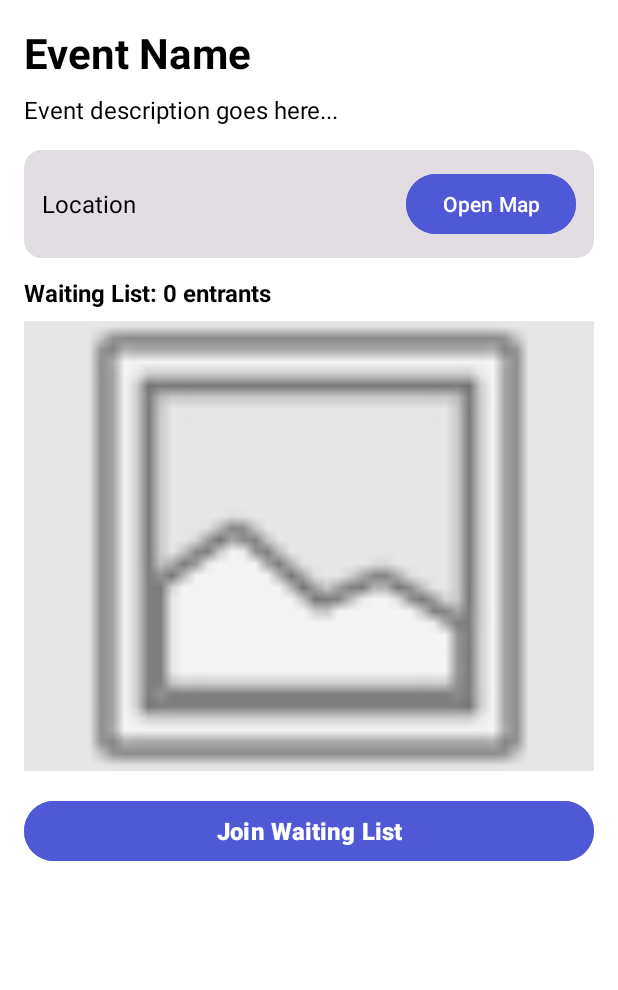
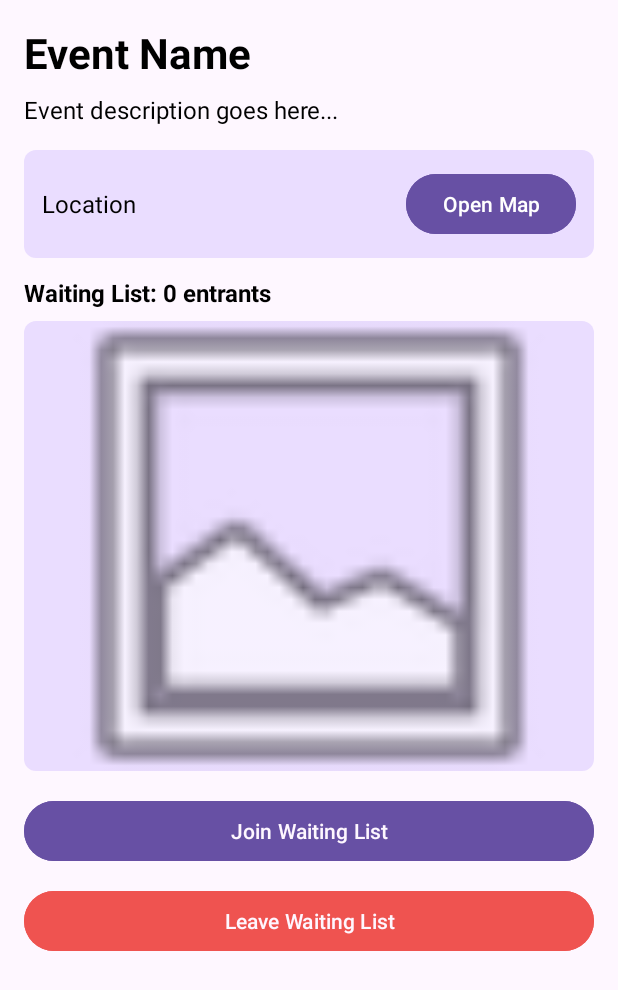
Before and after one commit to CMPUT301F25Syzygy/Syzygy-EventApp, an Android app: the layout fragment_event.xml on its own in the app's theme, with its tools: preview values and no code run, on a phone screen of 412 x 824 dp. Shown: the top 990 px of the screen. Run offline under Robolectric (Android 15) with nearby library versions, the phone set to English and light mode, and no system bars.

Commit message:
replaced hardcoded colours to handle dark mode

```diff
--- a/SyzygyEventApp/app/src/main/res/drawable/field_box_background.xml
+++ b/SyzygyEventApp/app/src/main/res/drawable/field_box_background.xml
@@ -1,5 +1,5 @@
 <shape xmlns:android="http://schemas.android.com/apk/res/android"
     android:shape="rectangle">
-    <solid android:color="#e2dce3" />
-    <corners android:radius="12dp" />
+    <solid android:color="?attr/colorPrimaryContainer" />
+    <corners android:radius="8dp" />
 </shape>
--- a/SyzygyEventApp/app/src/main/res/layout/fragment_event.xml
+++ b/SyzygyEventApp/app/src/main/res/layout/fragment_event.xml
@@ -3,7 +3,7 @@
     xmlns:app="http://schemas.android.com/apk/res-auto"
     android:layout_width="match_parent"
     android:layout_height="match_parent"
-    android:background="#FFFFFF"
+    android:background="?android:attr/colorBackground"
     android:padding="16dp">
 
     <LinearLayout
@@ -16,31 +16,31 @@
             android:id="@+id/event_name_text"
             android:layout_width="match_parent"
             android:layout_height="wrap_content"
+            android:layout_marginBottom="8dp"
             android:text="Event Name"
+            android:textColor="?android:attr/colorForeground"
             android:textSize="28sp"
-            android:textStyle="bold"
-            android:textColor="#000000"
-            android:layout_marginBottom="8dp" />
+            android:textStyle="bold" />
 
         <!-- Event Description -->
         <TextView
             android:id="@+id/event_description_text"
             android:layout_width="match_parent"
             android:layout_height="wrap_content"
+            android:layout_marginBottom="16dp"
             android:text="Event description goes here..."
-            android:textSize="16sp"
-            android:textColor="#000000"
-            android:layout_marginBottom="16dp" />
+            android:textColor="?android:attr/colorForeground"
+            android:textSize="16sp" />
 
         <!-- Location Section -->
         <LinearLayout
             android:layout_width="match_parent"
             android:layout_height="wrap_content"
+            android:layout_marginBottom="12dp"
+            android:background="@drawable/field_box_background"
+            android:gravity="center_vertical"
             android:orientation="horizontal"
-            android:gravity="center_vertical"
-            android:background="@drawable/field_box_background"
-            android:padding="12dp"
-            android:layout_marginBottom="12dp">
+            android:padding="12dp">
 
             <TextView
                 android:id="@+id/location_text"
@@ -48,16 +48,16 @@
                 android:layout_height="wrap_content"
                 android:layout_weight="1"
                 android:text="Location"
-                android:textColor="#000000"
+                android:textColor="?android:attr/colorForeground"
                 android:textSize="16sp" />
 
             <Button
                 android:id="@+id/open_map_button"
                 android:layout_width="wrap_content"
                 android:layout_height="wrap_content"
+                android:backgroundTint="?android:attr/textColorLink"
                 android:text="Open Map"
-                android:textSize="14sp"
-                android:backgroundTint="#5059D5" />
+                android:textSize="14sp" />
         </LinearLayout>
 
         <!-- Waiting List Count -->
@@ -65,18 +65,18 @@
             android:id="@+id/waiting_list_count_text"
             android:layout_width="match_parent"
             android:layout_height="wrap_content"
+            android:layout_marginBottom="8dp"
             android:text="Waiting List: 0 entrants"
+            android:textColor="?android:attr/colorForeground"
             android:textSize="16sp"
-            android:textStyle="bold"
-            android:textColor="#000000"
-            android:layout_marginBottom="8dp" />
+            android:textStyle="bold" />
 
         <ImageView
             android:id="@+id/poster_image"
             android:layout_width="match_parent"
             android:layout_height="300dp"
             android:layout_marginBottom="16dp"
-            android:background="#E6E6E6"
+            android:background="@drawable/field_box_background"
             android:scaleType="centerCrop"
             android:src="@android:drawable/ic_menu_gallery"
             android:visibility="visible" />
@@ -86,10 +86,10 @@
             android:id="@+id/max_attendees_text"
             android:layout_width="match_parent"
             android:layout_height="wrap_content"
+            android:layout_marginBottom="8dp"
             android:text="Maximum Attendees: 50"
+            android:textColor="?attr/colorSecondary"
             android:textSize="14sp"
-            android:textColor="#666666"
-            android:layout_marginBottom="8dp"
             android:visibility="gone" />
 
         <!-- Registration Period -->
@@ -97,10 +97,10 @@
             android:id="@+id/registration_period_text"
             android:layout_width="match_parent"
             android:layout_height="wrap_content"
+            android:layout_marginBottom="16dp"
             android:text="Registration Period"
+            android:textColor="?attr/colorSecondary"
             android:textSize="14sp"
-            android:textColor="#666666"
-            android:layout_marginBottom="16dp"
             android:visibility="gone" />
 
         <!-- Join Waiting List Button -->
@@ -108,25 +108,22 @@
             android:id="@+id/join_waiting_list_button"
             android:layout_width="match_parent"
             android:layout_height="wrap_content"
+            android:layout_marginBottom="12dp"
+            android:backgroundTint="?android:attr/textColorLink"
             android:text="Join Waiting List"
-            android:textSize="16sp"
-            android:textStyle="bold"
-            android:backgroundTint="#5059D5"
-            android:textColor="#FFFFFF"
-            android:layout_marginBottom="12dp" />
+            android:textColor="?android:attr/colorBackground"
+            android:visibility="visible" />
 
         <!-- Leave Waiting List Button -->
         <Button
             android:id="@+id/leave_waiting_list_button"
             android:layout_width="match_parent"
             android:layout_height="wrap_content"
+            android:layout_marginBottom="12dp"
+            android:backgroundTint="@color/red"
             android:text="Leave Waiting List"
-            android:textSize="16sp"
-            android:textStyle="bold"
-            android:backgroundTint="#D55050"
-            android:textColor="#FFFFFF"
-            android:visibility="gone"
-            android:layout_marginBottom="12dp" />
+            android:textColor="?android:attr/colorBackground"
+            android:visibility="visible" />
 
     </LinearLayout>
 </ScrollView>
--- a/SyzygyEventApp/app/src/main/res/layout/fragment_event_list.xml
+++ b/SyzygyEventApp/app/src/main/res/layout/fragment_event_list.xml
@@ -5,7 +5,7 @@
     android:layout_width="match_parent"
     android:layout_height="match_parent"
     android:padding="12dp"
-    android:background="#FFFFFF">
+    android:background="?android:attr/colorBackground">
 
     <!-- Search Bar -->
     <EditText
@@ -14,7 +14,7 @@
         android:layout_height="45dp"
         android:hint="Search events..."
         android:padding="12dp"
-        android:background="#E6E6E6"
+        android:background="@drawable/field_box_background"
         android:textSize="16sp"
         app:layout_constraintTop_toTopOf="parent"
         app:layout_constraintStart_toStartOf="parent"
@@ -39,7 +39,7 @@
         android:layout_height="wrap_content"
         android:text="No events found"
         android:textSize="18sp"
-        android:textColor="#666666"
+        android:textColor="?attr/colorSecondary"
         android:visibility="gone"
         app:layout_constraintTop_toBottomOf="@id/search_bar"
         app:layout_constraintBottom_toBottomOf="parent"
--- a/SyzygyEventApp/app/src/main/res/layout/fragment_profile.xml
+++ b/SyzygyEventApp/app/src/main/res/layout/fragment_profile.xml
@@ -73,7 +73,7 @@
             android:layout_width="wrap_content"
             android:layout_height="wrap_content"
             android:text="Unassigned"
-            android:textColor="#000000"
+            android:textColor="?android:attr/colorForeground"
             android:textSize="14sp"
             android:textStyle="bold"
             app:checkedIconVisible="false"
--- a/SyzygyEventApp/app/src/main/res/layout/view_event_summary.xml
+++ b/SyzygyEventApp/app/src/main/res/layout/view_event_summary.xml
@@ -3,8 +3,8 @@
     android:id="@+id/event_banner_card"
     android:layout_width="match_parent"
     android:layout_height="wrap_content"
-    android:layout_marginHorizontal="12dp"
-    android:layout_marginVertical="6dp"
+    android:layout_margin="8dp"
+    app:cardBackgroundColor="?attr/colorSurfaceContainerHigh"
     app:cardCornerRadius="12dp"
     app:cardElevation="2dp">
 
```
Also changed, not shown: SyzygyEventApp/app/src/main/res/layout/fragment_event_details.xml (+17 -19 lines), SyzygyEventApp/app/src/main/res/layout/fragment_event_invite.xml (+18 -21 lines), SyzygyEventApp/app/src/main/res/layout/fragment_find_events.xml (+7 -14 lines), SyzygyEventApp/app/src/main/res/layout/fragment_item_event.xml (+10 -10 lines), SyzygyEventApp/app/src/main/res/layout/fragment_joined_events.xml (+3 -6 lines), SyzygyEventApp/app/src/main/res/layout/fragment_user_view.xml (+8 -8 lines).
